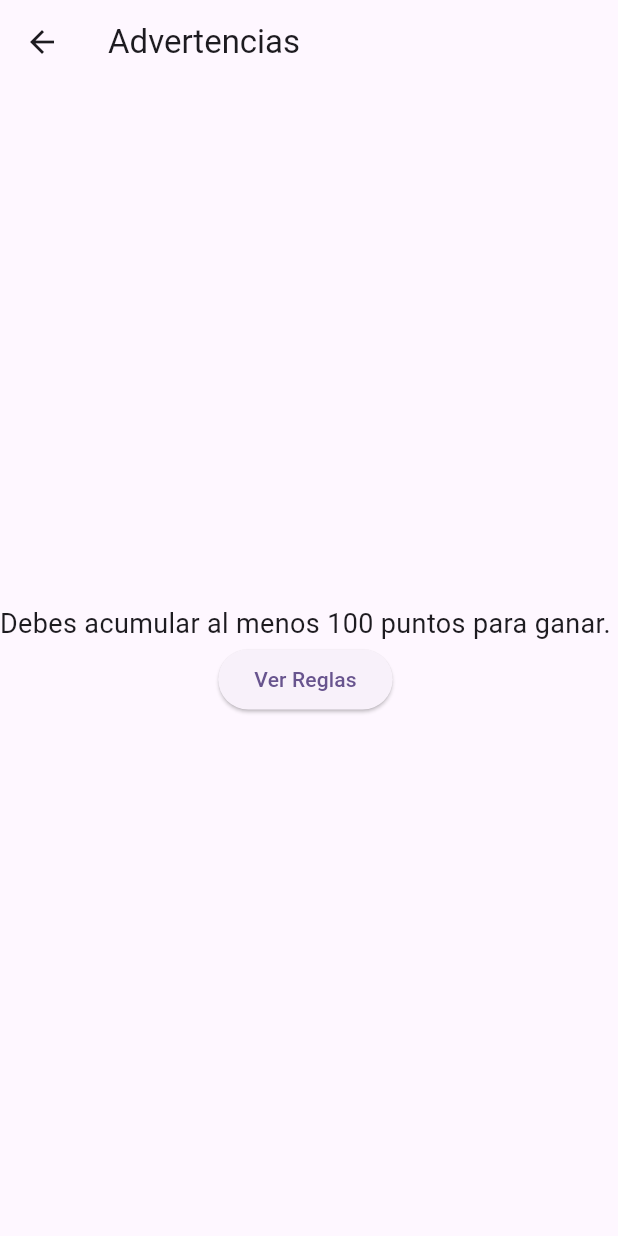
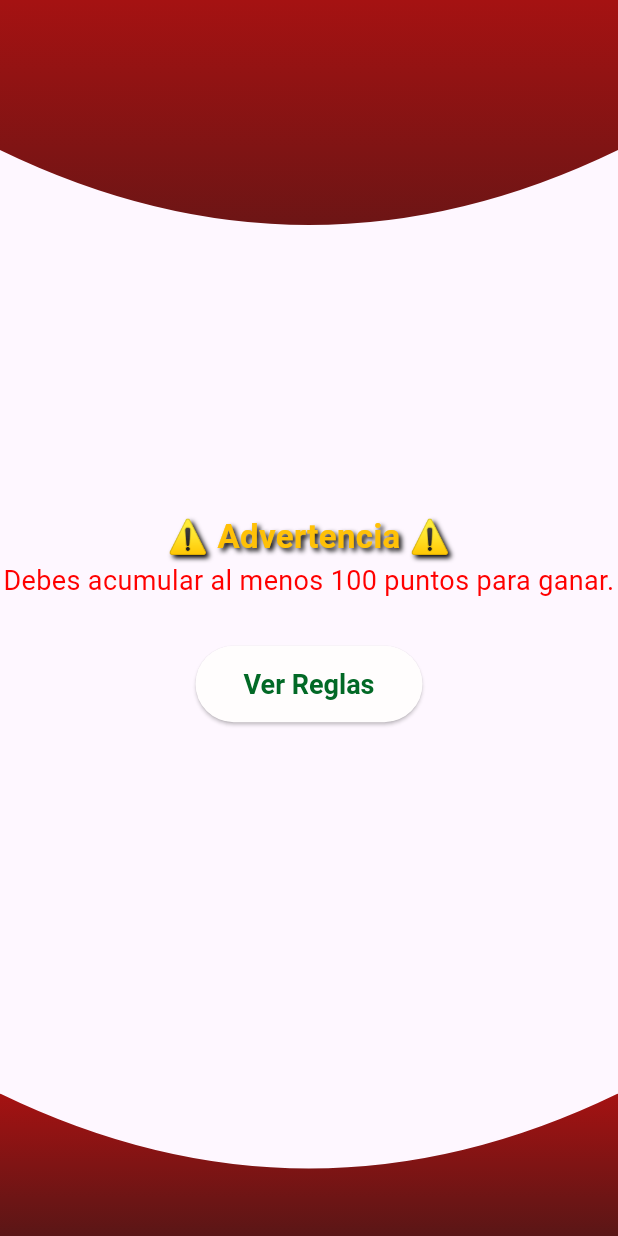
Before and after one commit to alejandromartin1/JuegoMesa, a Flutter app: the PantallaAdvertencias screen opened by its route, on a phone screen of 412 x 824 dp. Run offline on Flutter 3.47's test engine with Material 3 defaults, Android fonts, the phone set to English and light mode, and no system bars.

Commit message:
advertencia avanzar

```diff
--- a/lib/screens/advertencias_screen.dart
+++ b/lib/screens/advertencias_screen.dart
@@ -6,21 +6,137 @@ class PantallaAdvertencias extends StatelessWidget {
   @override
   Widget build(BuildContext context) {
     return Scaffold(
-      appBar: AppBar(title: Text('Advertencias')),
-      body: Column(
-        mainAxisAlignment: MainAxisAlignment.center,
+      body: Stack(
         children: [
-          Text(
-            'Debes acumular al menos 100 puntos para ganar.',
-            style: TextStyle(fontSize: 18),
-            textAlign: TextAlign.center,
+          // Curva decorativa arriba
+          ClipPath(
+            clipper: CurvaSuperiorClipper(),
+            child: Container(
+              height: 200,
+              decoration: BoxDecoration(
+                gradient: LinearGradient(
+                  colors: [
+                    Color.fromARGB(255, 165, 18, 18),
+                    Color.fromARGB(255, 90, 22, 22),
+                  ],
+                  begin: Alignment.topCenter,
+                  end: Alignment.bottomCenter,
+                ),
+              ),
+            ),
           ),
-          ElevatedButton(
-            onPressed: () => Navigator.pushNamed(context, '/reglas'),
-            child: Text('Ver Reglas'),
+          // Contenido centrado
+          Center(
+            child: Column(
+              mainAxisAlignment: MainAxisAlignment.center,
+              children: [
+                Text(
+                  "⚠ Advertencia ⚠",
+                  textAlign: TextAlign.center,
+                  style: TextStyle(
+                    color: Colors.amber,
+                    fontWeight: FontWeight.bold,
+                    fontSize: 22,
+                    shadows: [
+                      Shadow(
+                        color: Colors.black,
+                        blurRadius: 4,
+                        offset: Offset(2, 2),
+                      ),
+                    ],
+                  ),
+                ),
+                Text(
+                  "Debes acumular al menos 100 puntos para ganar.",
+                  textAlign: TextAlign.center,
+                  style: TextStyle(
+                    color: const Color.fromARGB(255, 255, 0, 0),
+                    fontSize: 18,
+                  ),
+                ),
+
+                const SizedBox(height: 30),
+                ElevatedButton(
+                  onPressed: () {
+                    Navigator.pushNamed(context, '/reglas');
+                  },
+                  style: ElevatedButton.styleFrom(
+                    backgroundColor: const Color.fromARGB(255, 255, 253, 253),
+                    padding: const EdgeInsets.symmetric(
+                      horizontal: 32,
+                      vertical: 15,
+                    ),
+
+                    textStyle: const TextStyle(
+                      fontSize: 18,
+                      fontWeight: FontWeight.bold,
+                    ),
+                    foregroundColor: Color.fromARGB(255, 2, 105, 38),
+                  ),
+                  child: const Text('Ver Reglas'),
+                ),
+              ],
+            ),
+          ),
+          Align(
+            alignment: Alignment.bottomCenter,
+            child: ClipPath(
+              clipper: CurvaInferiorClipper(),
+              child: Container(
+                height: 95,
+                decoration: const BoxDecoration(
+                  gradient: LinearGradient(
+                    colors: [
+                      Color.fromARGB(255, 165, 18, 18),
+                      Color.fromARGB(255, 90, 22, 22),
+                    ],
+                    begin: Alignment.topCenter,
+                    end: Alignment.bottomCenter,
+                  ),
+                ),
+              ),
+            ),
           ),
         ],
       ),
     );
   }
 }
+
+class CurvaSuperiorClipper extends CustomClipper<Path> {
+  @override
+  Path getClip(Size size) {
+    Path path = Path();
+    path.lineTo(0, size.height - 100);
+    path.quadraticBezierTo(
+      size.width / 2,
+      size.height,
+      size.width,
+      size.height - 100,
+    );
+    path.lineTo(size.width, 0);
+    path.close();
+    return path;
+  }
+
+  @override
+  bool shouldReclip(CustomClipper<Path> oldClipper) => false;
+}
+
+class CurvaInferiorClipper extends CustomClipper<Path> {
+  @override
+  Path getClip(Size size) {
+    Path path = Path();
+
+    path.moveTo(0, 0);
+    path.quadraticBezierTo(size.width / 2, 100, size.width, 0);
+    path.lineTo(size.width, size.height);
+    path.lineTo(0, size.height);
+    path.close();
+
+    return path;
+  }
+
+  @override
+  bool shouldReclip(CustomClipper<Path> oldClipper) => false;
+}
```
